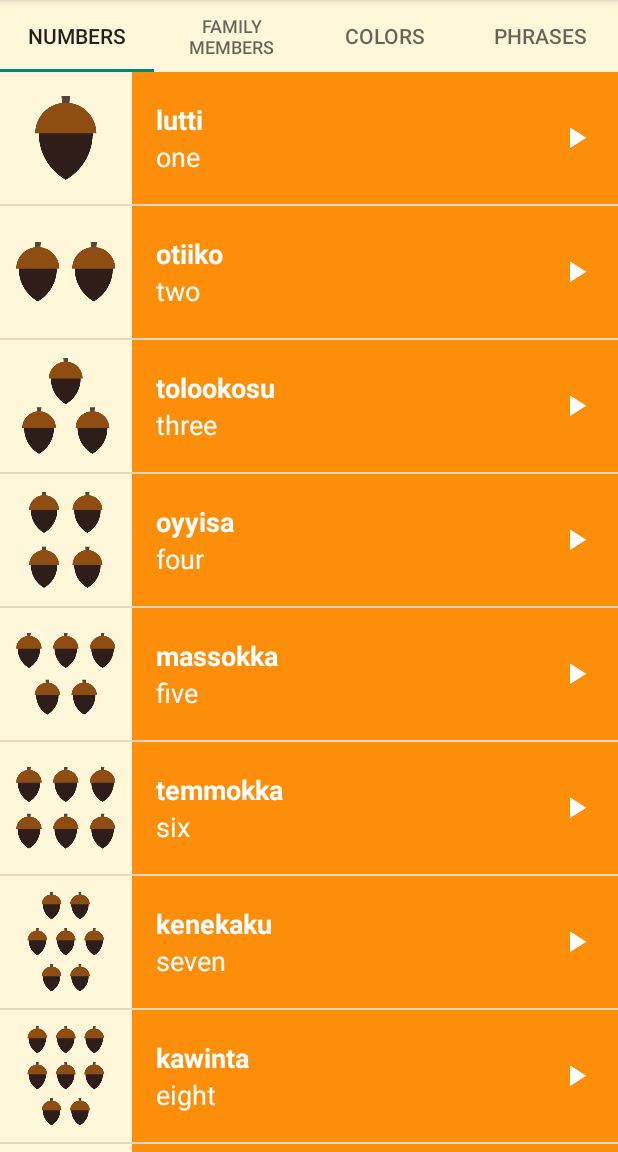
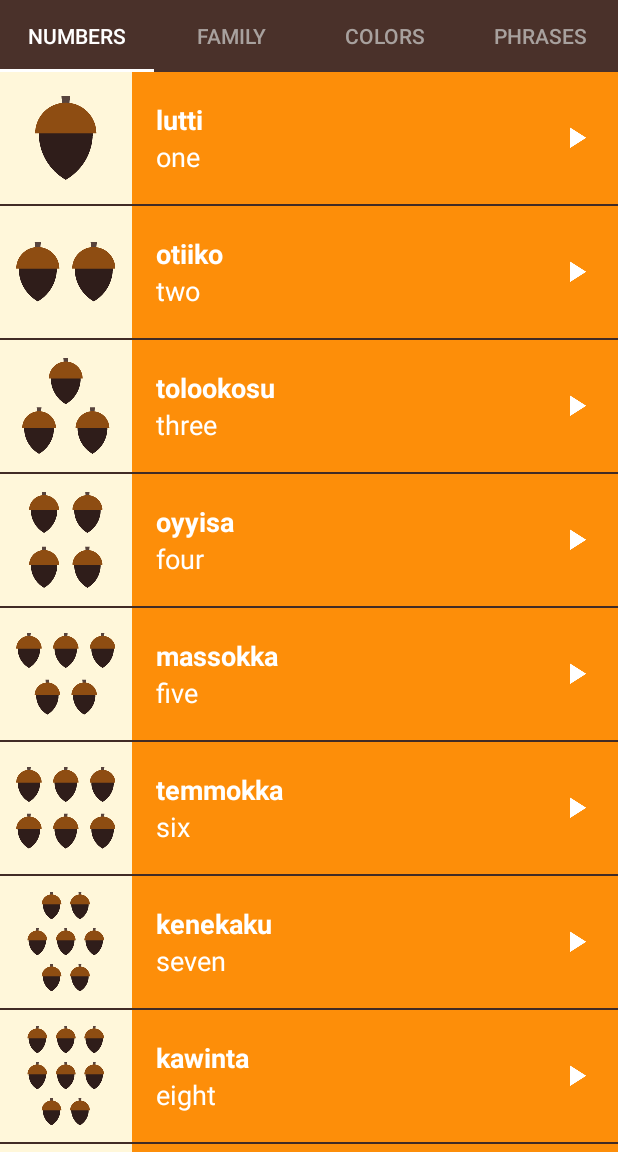
Before and after one commit to angwandi/Dems-Miwok-App, an Android app: the screen it shows after launch (MainActivity), on a phone screen of 412 x 824 dp, the part 84-1236 px from its top. Run offline under Robolectric (Android 15) with nearby library versions, the phone set to English and light mode, and no system bars.

Commit message:
Visual polish final

```diff
--- a/app/src/main/res/layout/activity_main.xml
+++ b/app/src/main/res/layout/activity_main.xml
@@ -1,14 +1,16 @@
 <?xml version="1.0" encoding="utf-8"?>
-<LinearLayout xmlns:android="http://schemas.android.com/apk/res/android"
+<LinearLayout
+    xmlns:android="http://schemas.android.com/apk/res/android"
     xmlns:tools="http://schemas.android.com/tools"
     android:layout_width="match_parent"
     android:layout_height="match_parent"
-    android:background="@color/tan_background"
+    android:background="@color/primary_color"
     android:orientation="vertical"
     tools:context="com.example.android.miwok.MainActivity">
 
    <android.support.design.widget.TabLayout
        android:id="@+id/tabs"
+       style="@style/CategoryTab"
        android:layout_width="match_parent"
        android:layout_height="wrap_content">
 
--- a/app/src/main/res/values/strings.xml
+++ b/app/src/main/res/values/strings.xml
@@ -8,7 +8,7 @@
     <!-- Category name for the vocabulary words for numbers [CHAR LIMIT=20] -->
     <string name="category_numbers">Numbers</string>
     <!-- Category name for the vocabulary words for family members [CHAR LIMIT=20] -->
-    <string name="category_family">Family Members</string>
+    <string name="category_family">Family</string>
     <!-- Vocabulary word for the color red [CHAR LIMIT=20] -->
     <string name="color_red">red</string>
     <!-- Vocabulary word for the color dusty yellow [CHAR LIMIT=20] -->
--- a/app/src/main/res/values/styles.xml
+++ b/app/src/main/res/values/styles.xml
@@ -1,33 +1,24 @@
-<!-- Copyright (C) 2016 The Android Open Source Project
-
-     Licensed under the Apache License, Version 2.0 (the "License");
-     you may not use this file except in compliance with the License.
-     You may obtain a copy of the License at
-
-          http://www.apache.org/licenses/LICENSE-2.0
-
-     Unless required by applicable law or agreed to in writing, software
-     distributed under the License is distributed on an "AS IS" BASIS,
-     WITHOUT WARRANTIES OR CONDITIONS OF ANY KIND, either express or implied.
-     See the License for the specific language governing permissions and
-     limitations under the License.
--->
 <resources>
-
     <!-- Base application theme. -->
     <style name="AppTheme" parent="Theme.AppCompat.Light.DarkActionBar">
         <item name="colorPrimary">@color/primary_color</item>
         <item name="colorPrimaryDark">@color/primary_dark_color</item>
+        <item name="actionBarStyle">@style/MiwokAppBarStyle</item>
+        <item name="android:windowContentOverlay">@null</item>
     </style>
-
-    <!-- Style for a category of vocabulary words -->
-    <style name="CategoryStyle">
-        <item name="android:layout_width">match_parent</item>
-        <item name="android:layout_height">@dimen/list_item_height</item>
-        <item name="android:gravity">center_vertical</item>
-        <item name="android:padding">16dp</item>
-        <item name="android:textColor">@android:color/white</item>
-        <item name="android:textStyle">bold</item>
-        <item name="android:textAppearance">?android:textAppearanceMedium</item>
+    <!-- App bar style -->
+    <style name="MiwokAppBarStyle" parent="Widget.AppCompat.Light.ActionBar.Solid.Inverse">
+        <!-- Remove the shadow below the app bar -->
+        <item name="elevation">0dp</item>
+    </style>
+    <!-- Style for a tab that displays a category name -->
+    <style name="CategoryTab" parent="Widget.Design.TabLayout">
+        <item name="tabIndicatorColor">@android:color/white</item>
+        <item name="tabSelectedTextColor">@android:color/white</item>
+        <item name="tabTextAppearance">@style/CategoryTabTextAppearance</item>
+    </style>
+    <!-- Text appearance style for a category tab -->
+    <style name="CategoryTabTextAppearance" parent="TextAppearance.Design.Tab">
+        <item name="android:textColor">#A8A19E</item>
     </style>
 </resources>
```
